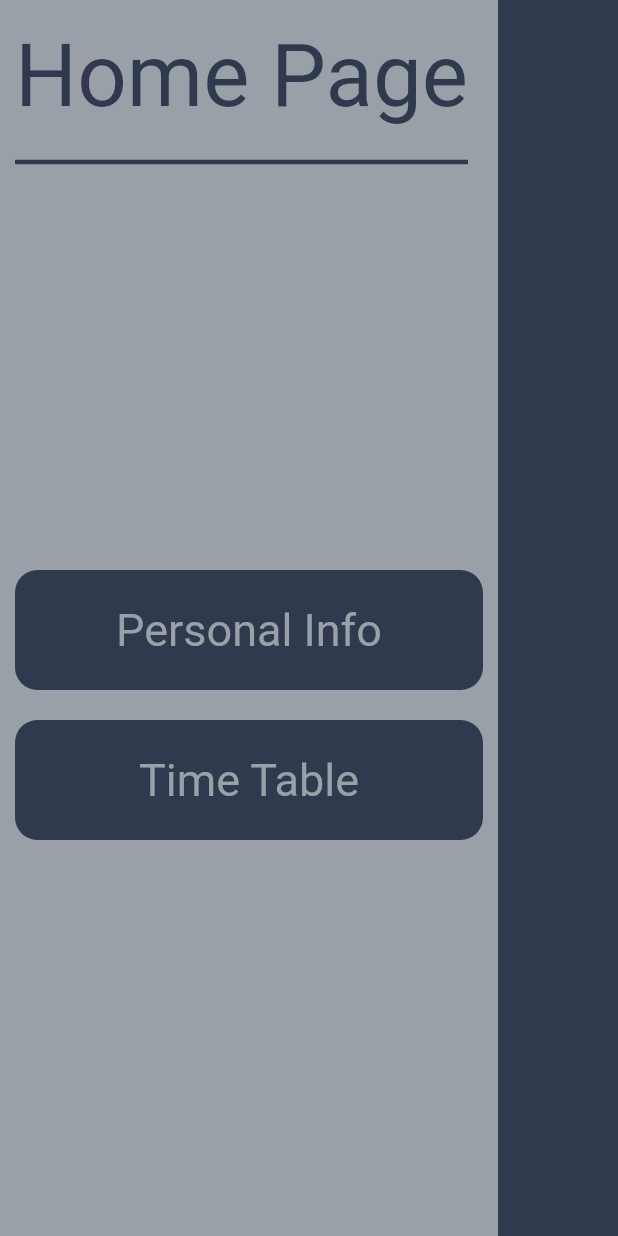
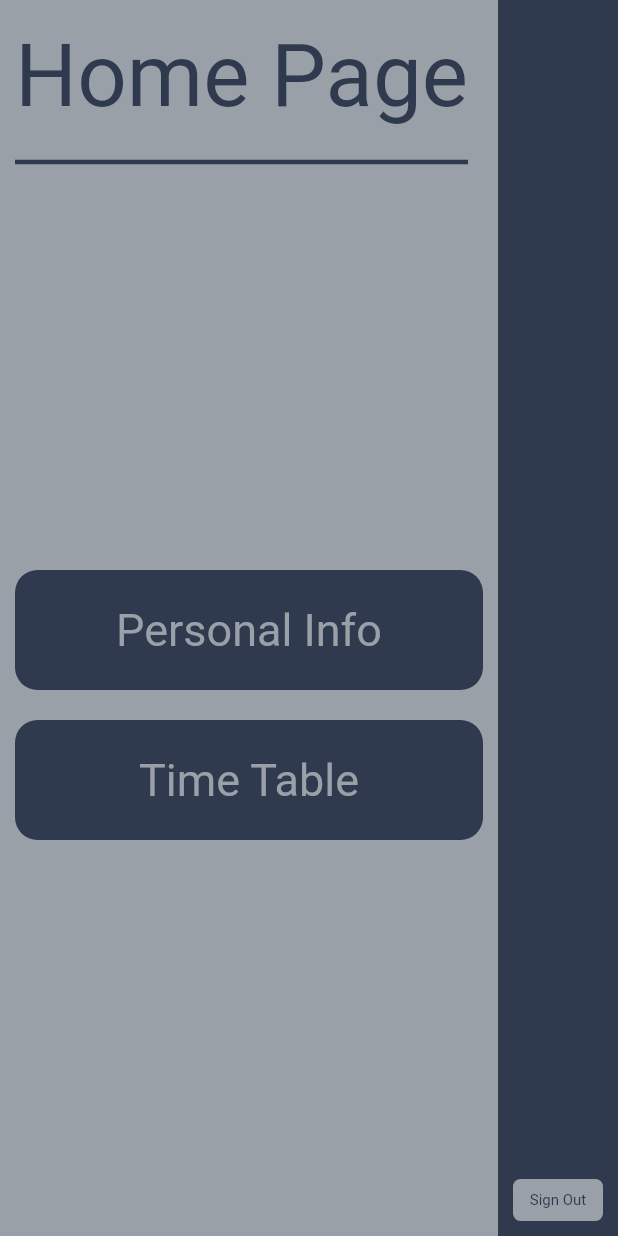
Before and after one commit to ArV29/pec_student_app, a Flutter app: the Homepage screen opened by its route, on a phone screen of 412 x 824 dp. Run offline on Flutter 3.47's test engine with Material 2 defaults, Android fonts, the phone set to English and light mode, and no system bars; our stand-ins replace cloud_firestore, email_validator, firebase_auth, firebase_core, modal_progress_hud, rflutter_alert; accounts and stored records are empty.

Commit message:
Add option to sign out

```diff
--- a/lib/constants.dart
+++ b/lib/constants.dart
@@ -3,7 +3,7 @@ import 'package:flutter/material.dart';
 //Colors
 const Color kBackgroundColor = Color(0xFF2F3A4F);
 const Color kElevatedBackgroundColor = Color(0xFF595C6E);
-const Color kRedAccentColor = Color(0xFFDB2420);
+const Color kRedAccentColor = Color(0xFF9B2915);
 const Color kYellowAccentColor = Color(0xFFF5E960);
 const Color kLightTextColor = Color(0xFFB8BAC6);
 const Color kHintLightTextColor = Color(0xFF8E91A4);
--- a/lib/screens/homepage.dart
+++ b/lib/screens/homepage.dart
@@ -1,5 +1,7 @@
 import 'package:flutter/material.dart';
+import 'package:flutter/painting.dart';
 import 'package:pec_student/constants.dart';
+import 'package:pec_student/screens/email_screen.dart';
 import 'package:pec_student/screens/personal_info.dart';
 import 'package:pec_student/screens/time_table.dart';
 import 'package:pec_student/services/networking.dart';
@@ -88,9 +90,36 @@ class _HomepageState extends State<Homepage> {
             ),
           ),
           Container(
-            width: 80.0,
-            color: kBackgroundColor,
-          ),
+              width: 80.0,
+              color: kBackgroundColor,
+              child: Column(
+                mainAxisAlignment: MainAxisAlignment.end,
+                children: [
+                  GestureDetector(
+                    onTap: () async {
+                      await Networking().signOut();
+                      Navigator.pushNamed(context, EmailScreen.id);
+                    },
+                    child: Container(
+                      margin: EdgeInsets.symmetric(
+                          horizontal: 10.0, vertical: 10.0),
+                      padding: EdgeInsets.all(8.0),
+                      decoration: BoxDecoration(
+                        color: kLightAccentColor,
+                        borderRadius: BorderRadius.circular(5.0),
+                      ),
+                      child: Center(
+                          child: Text(
+                        'Sign Out',
+                        style: TextStyle(
+                          color: kBackgroundColor,
+                          fontSize: 10.0,
+                        ),
+                      )),
+                    ),
+                  ),
+                ],
+              )),
         ],
       ),
     ));
```
